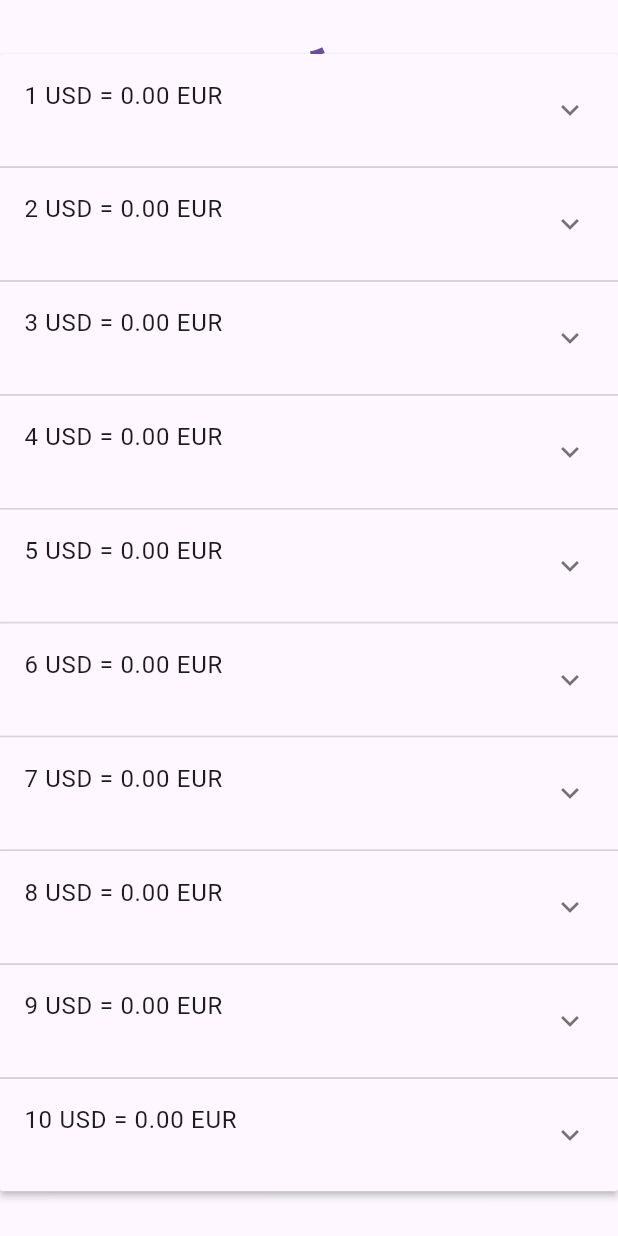
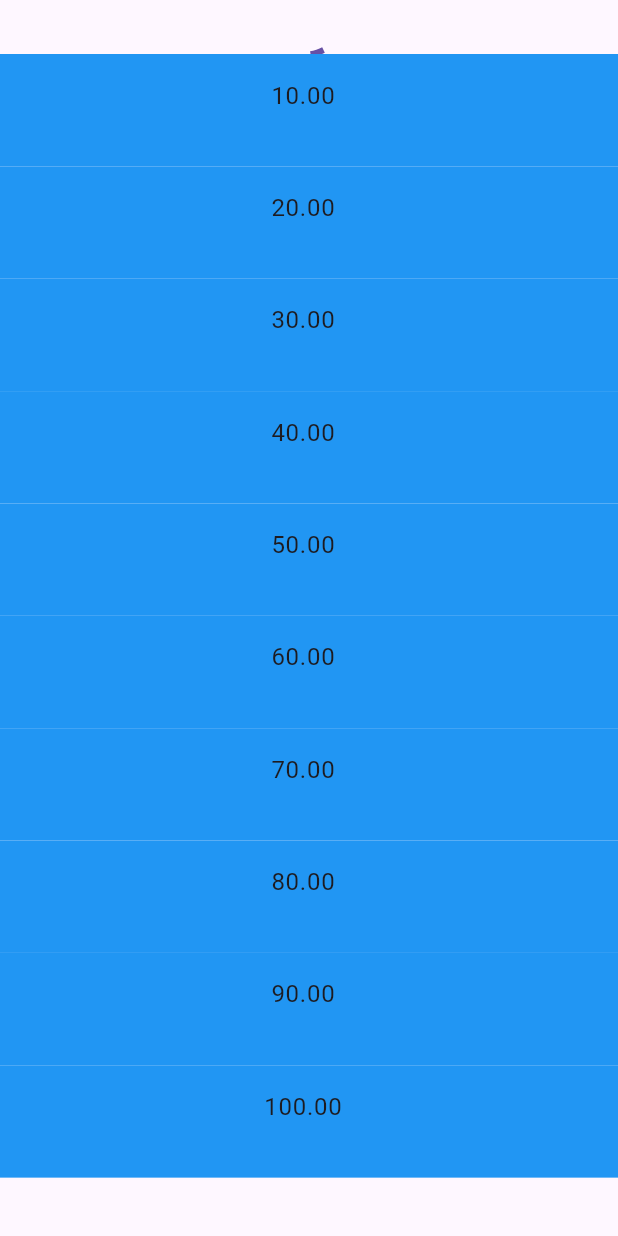
Before and after one commit to lkeller19/currency_app, a Flutter app: the screen it shows after launch, on a phone screen of 412 x 824 dp. Run offline on Flutter 3.47's test engine with Material 3 defaults, Android fonts, the light colour scheme and no system bars; missing offline and left inert: forex_conversion.

Commit message:
remove extra panels on expand

```diff
--- a/lib/constants.dart
+++ b/lib/constants.dart
@@ -30,6 +30,8 @@ const Map<String, int> mapSectionToKey = {
   'Y': 26,
   'Z': 27,
 };
+
+const List<int> defaultActiveRows = [0, 1, 2, 3, 4, 5, 6, 7, 8, 9];
 
 const Map<String, dynamic> worldCurrencies = {
   'AED': {"name": "United Arab Emirates Dirham", "symbol": "د.إ"},
--- a/lib/main.dart
+++ b/lib/main.dart
@@ -1,9 +1,10 @@
 import 'package:flutter/material.dart';
-import 'dart:developer' as developer;
 import 'package:provider/provider.dart';
+import 'constants.dart';
 
 import 'my_app_state.dart';
 import 'widgets/currency_search.dart';
+import 'widgets/custom_expansion_panel.dart';
 import 'widgets/item.dart';
 
 void main() {
@@ -37,6 +38,19 @@ class _CurrencyConverterBase extends StatefulWidget {
 
 class _CurrencyConverterBaseState extends State<_CurrencyConverterBase> {
   bool _swipeActionPerformed = false;
+  int? selected;
+  List<int> activeRows = defaultActiveRows;
+
+  void _handleExpansionPanelChanged(int? value) {
+    setState(() {
+      selected = value;
+      if (value != null) {
+        activeRows = [value, value + 1];
+      } else {
+        activeRows = defaultActiveRows;
+      }
+    });
+  }
 
   @override
   Widget build(BuildContext context) {
@@ -127,28 +141,36 @@ class _CurrencyConverterBaseState extends State<_CurrencyConverterBase> {
                         ]),
                   ),
                 ),
-              ExpansionPanelList.radio(
-                expansionCallback: (int index, bool isExpanded) {
-                  setState(() {
-                    appState.data[index].isExpanded = !isExpanded;
-                  });
-                },
-                children: appState.data.map<ExpansionPanelRadio>((Item item) {
-                  return ExpansionPanelRadio(
-                    value: item,
-                    canTapOnHeader: true,
-                    headerBuilder: (BuildContext context, bool isExpanded) {
-                      return SizedBox(
-                        height: MediaQuery.of(context).size.height /
-                            11, // Set the height of each ListTile
+              Column(
+                children: appState.data.asMap().entries.map((entry) {
+                  int index = entry.key;
+                  Item item = entry.value;
+
+                  return CustomExpansionPanel(
+                    isVisible: activeRows.contains(index),
+                    value: index,
+                    selected: selected,
+                    onChanged: _handleExpansionPanelChanged,
+                    header: Container(
+                      height: MediaQuery.of(context).size.height / 11,
+                      color: Colors.blue,
                       child: ListTile(
-                          title: Text(
-                            '${item.headerValue} ${appState.currency1} = ${(item.headerValue * appState.conversionRate).toStringAsFixed(2)} ${appState.currency2}',
+                        title: Row(
+                          mainAxisAlignment: MainAxisAlignment.center,
+                          children: [
+                            Text(
+                              '${item.headerValue}',
                               style: Theme.of(context).textTheme.bodyLarge,
                             ),
+                            Text(
+                              (item.headerValue * appState.conversionRate)
+                                  .toStringAsFixed(2),
+                              style: Theme.of(context).textTheme.bodyLarge,
                             ),
-                      );
-                    },
+                          ],
+                        ),
+                      ),
+                    ),
                     body: Column(
                       children: List.generate(9, (i) {
                         return ListTile(
@@ -157,7 +179,8 @@ class _CurrencyConverterBaseState extends State<_CurrencyConverterBase> {
                             style: Theme.of(context).textTheme.bodyMedium,
                           ),
                         );
-                    })),
+                      }),
+                    ),
                   );
                 }).toList(),
               ),
--- a/lib/my_app_state.dart
+++ b/lib/my_app_state.dart
@@ -9,7 +9,7 @@ class MyAppState extends ChangeNotifier {
   List<Item> data = [];
 
   MyAppState() {
-    data = generateItems(10);
+    data = generateItems(11);
     fetchExchangeRate();
   }
 
@@ -41,6 +41,13 @@ class MyAppState extends ChangeNotifier {
 
   List<Item> generateItems(int numberOfItems) {
     return List<Item>.generate(numberOfItems, (int index) {
+      // generate first of the next list in case last item is expanded
+      if (index == 10) {
+        return Item(
+          headerValue: (index * 2) * factor,
+          expandedValue: (index * 2) * factor,
+        );
+      }
       return Item(
         headerValue: (index + 1) * factor,
         expandedValue: (index + 1) * factor,
--- /dev/null
+++ b/lib/widgets/custom_expansion_panel.dart
@@ -0,0 +1,91 @@
+import 'package:flutter/material.dart';
+
+class CustomExpansionPanel extends StatefulWidget {
+  final Widget header;
+  final Widget body;
+  final int value;
+  final int? selected;
+  final ValueChanged<int?> onChanged;
+  final bool isVisible;
+
+  const CustomExpansionPanel({
+    super.key,
+    required this.header,
+    required this.body,
+    required this.value,
+    required this.selected,
+    required this.onChanged,
+    required this.isVisible,
+  });
+
+  @override
+  CustomExpansionPanelState createState() => CustomExpansionPanelState();
+}
+
+class CustomExpansionPanelState extends State<CustomExpansionPanel>
+    with SingleTickerProviderStateMixin {
+  late AnimationController _controller;
+  late Animation<double> _heightFactor;
+
+  @override
+  void initState() {
+    super.initState();
+    _controller = AnimationController(
+        duration: const Duration(milliseconds: 500),
+        vsync: this); // Increase the duration for a more noticeable effect
+    _heightFactor = _controller.drive(CurveTween(
+        curve:
+            Curves.bounceOut)); // Use Curves.bounceOut for a bounce at the end
+  }
+
+  @override
+  void dispose() {
+    _controller.dispose();
+    super.dispose();
+  }
+
+  void _handleTap() {
+    if (widget.selected != null &&
+        (widget.value == widget.selected ||
+            widget.value == (widget.selected! + 1))) {
+      widget.onChanged(null);
+    } else {
+      widget.onChanged(widget.value);
+    }
+  }
+
+  @override
+  Widget build(BuildContext context) {
+    final bool isExpanded;
+    if (widget.selected == null) {
+      isExpanded = false;
+    } else {
+      isExpanded = widget.value == widget.selected;
+    }
+
+    if (isExpanded) {
+      _controller.forward();
+    } else {
+      _controller.reverse();
+    }
+
+    return Visibility(
+      visible: widget.isVisible,
+      child: Column(
+        children: [
+          GestureDetector(
+            onTap: _handleTap,
+            child: widget.header,
+          ),
+          SizeTransition(
+            sizeFactor: _heightFactor,
+            child: GestureDetector(
+              onTap: _handleTap, // Close the panel when the body is pressed
+              child: widget.body,
+            ),
+          ),
+        ],
+      ),
+    );
+  }
+}
```
Lines whose indentation alone changed are shown as unchanged.
